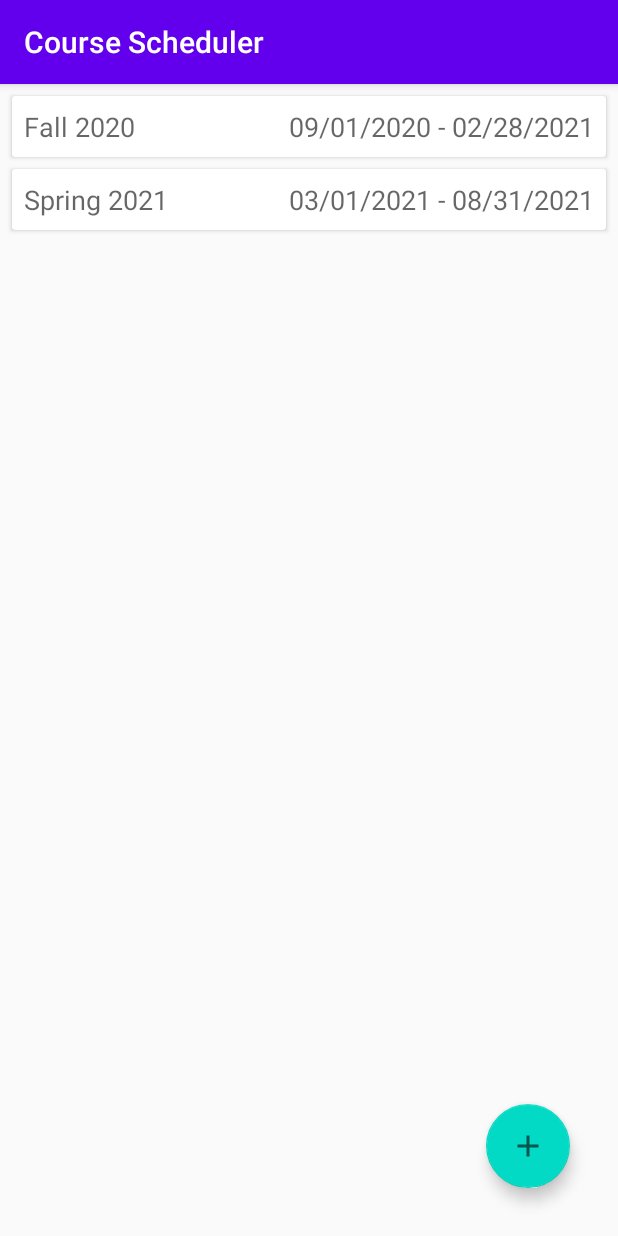
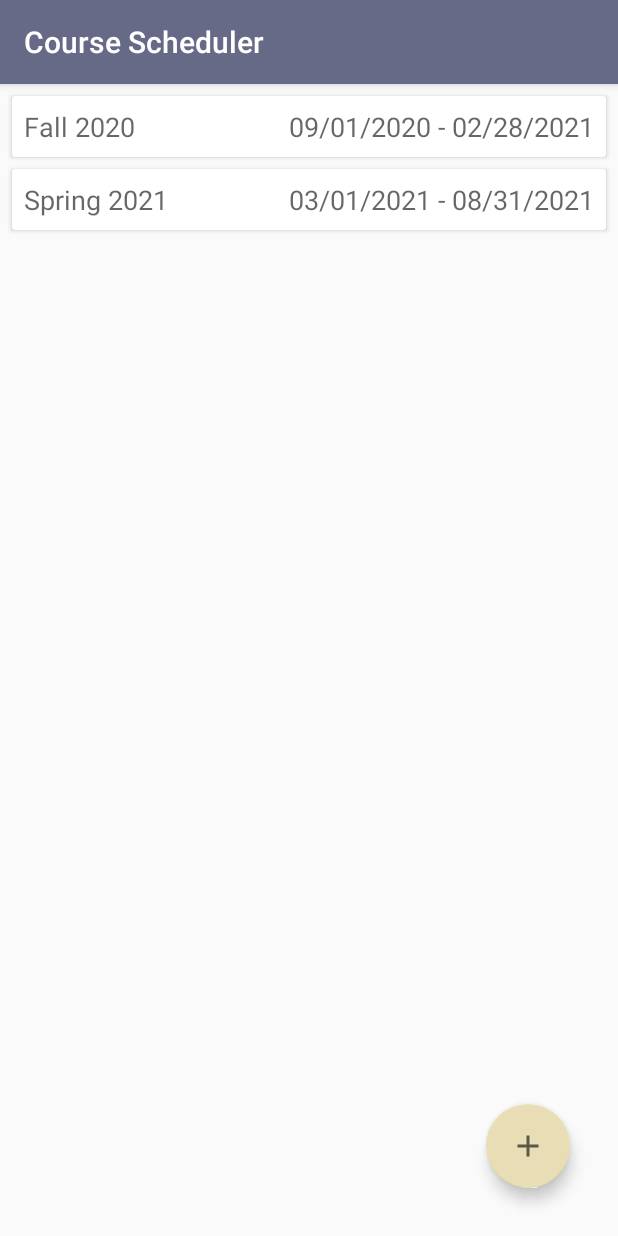
Before and after one commit to atho862/C196_Course_Scheduler_Austin_Thomas, an Android app: the screen it shows after launch (MainActivity), on a phone screen of 412 x 824 dp. Run offline under Robolectric (Android 15) with nearby library versions, the phone set to English and light mode, and no system bars; our stand-ins replace Room's generated code.

Commit message:
Change color scheme of app

```diff
--- a/app/src/main/res/values/colors.xml
+++ b/app/src/main/res/values/colors.xml
@@ -1,6 +1,6 @@
 <?xml version="1.0" encoding="utf-8"?>
 <resources>
-    <color name="colorPrimary">#6200EE</color>
-    <color name="colorPrimaryDark">#3700B3</color>
-    <color name="colorAccent">#03DAC5</color>
+    <color name="colorPrimary">#666A86</color>
+    <color name="colorPrimaryDark">#333333</color>
+    <color name="colorAccent">#E8DDB5</color>
 </resources>
```
